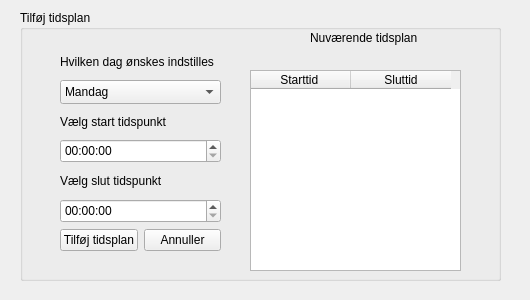
Before: the Qt Designer form HomeAutomation/addentry.ui in PRJ2GR15/Software-Design, drawn with Qt 5.
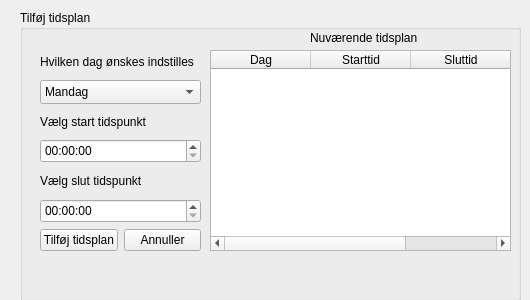
After: the same form once the commit is applied.

```diff
--- a/HomeAutomation/addentry.ui
+++ b/HomeAutomation/addentry.ui
@@ -24,33 +24,13 @@
     <rect>
      <x>20</x>
      <y>10</y>
-     <width>481</width>
-     <height>271</height>
+     <width>501</width>
+     <height>291</height>
     </rect>
    </property>
    <property name="title">
     <string>Tilføj tidsplan</string>
    </property>
-   <widget class="QTableWidget" name="tableWidget">
-    <property name="geometry">
-     <rect>
-      <x>230</x>
-      <y>60</y>
-      <width>211</width>
-      <height>201</height>
-     </rect>
-    </property>
-    <column>
-     <property name="text">
-      <string>Starttid </string>
-     </property>
-    </column>
-    <column>
-     <property name="text">
-      <string>Sluttid</string>
-     </property>
-    </column>
-   </widget>
    <widget class="QLabel" name="label_4">
     <property name="geometry">
      <rect>
@@ -64,10 +44,10 @@
      <string>Nuværende tidsplan</string>
     </property>
    </widget>
-   <widget class="QWidget" name="">
+   <widget class="QWidget" name="layoutWidget">
     <property name="geometry">
      <rect>
-      <x>40</x>
+      <x>20</x>
       <y>40</y>
       <width>161</width>
       <height>201</height>
@@ -183,16 +163,50 @@
      </item>
     </layout>
    </widget>
-   <zorder>comboBox</zorder>
-   <zorder>label</zorder>
-   <zorder>label_2</zorder>
-   <zorder>StartTime</zorder>
-   <zorder>label_3</zorder>
-   <zorder>EndTime</zorder>
-   <zorder>pushButton</zorder>
-   <zorder>pushButton_2</zorder>
-   <zorder>EndTime</zorder>
-   <zorder>tableWidget</zorder>
+   <widget class="QTableWidget" name="entry_Table">
+    <property name="geometry">
+     <rect>
+      <x>190</x>
+      <y>40</y>
+      <width>301</width>
+      <height>201</height>
+     </rect>
+    </property>
+    <property name="sizePolicy">
+     <sizepolicy hsizetype="Fixed" vsizetype="Fixed">
+      <horstretch>0</horstretch>
+      <verstretch>0</verstretch>
+     </sizepolicy>
+    </property>
+    <property name="editTriggers">
+     <set>QAbstractItemView::NoEditTriggers</set>
+    </property>
+    <property name="selectionMode">
+     <enum>QAbstractItemView::SingleSelection</enum>
+    </property>
+    <property name="selectionBehavior">
+     <enum>QAbstractItemView::SelectRows</enum>
+    </property>
+    <attribute name="verticalHeaderVisible">
+     <bool>false</bool>
+    </attribute>
+    <column>
+     <property name="text">
+      <string>Dag</string>
+     </property>
+    </column>
+    <column>
+     <property name="text">
+      <string>Starttid</string>
+     </property>
+    </column>
+    <column>
+     <property name="text">
+      <string>Sluttid</string>
+     </property>
+    </column>
+   </widget>
+   <zorder>layoutWidget</zorder>
    <zorder>label_4</zorder>
   </widget>
  </widget>
```
Left out of the diff: 1 changed line with no effect on the pictures.
